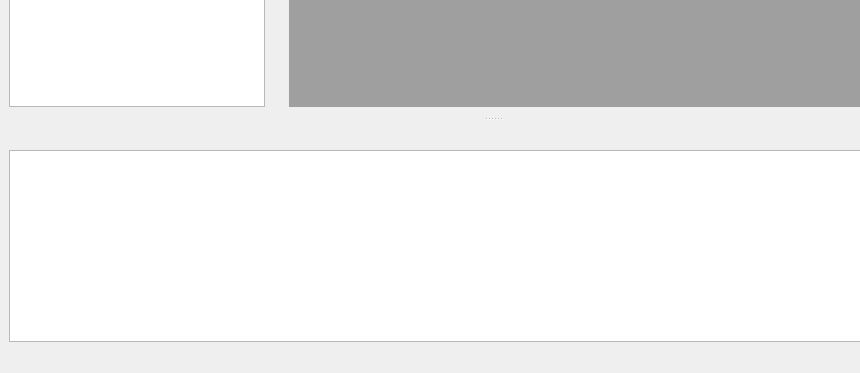
The window that ui/main_window.ui (sand74/cli3) describes before a commit, drawn with Qt 5; both pictures show x 0 to 860 and y 341 to 714 of the 986 by 714 pixel window.
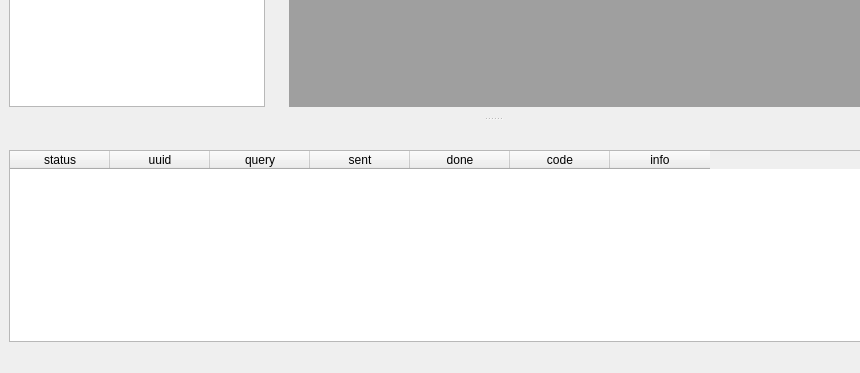
The same window after the commit.

Diff of the .ui file:
```diff
--- a/ui/main_window.ui
+++ b/ui/main_window.ui
@@ -129,7 +129,43 @@
    <widget class="QWidget" name="dockWidgetContents_2">
     <layout class="QHBoxLayout" name="horizontalLayout">
      <item>
-      <widget class="QTableView" name="requestTableView"/>
+                  <widget class="QTableWidget" name="requestTableWidget">
+                      <column>
+                          <property name="text">
+                              <string>status</string>
+                          </property>
+                      </column>
+                      <column>
+                          <property name="text">
+                              <string>uuid</string>
+                          </property>
+                      </column>
+                      <column>
+                          <property name="text">
+                              <string>query</string>
+                          </property>
+                      </column>
+                      <column>
+                          <property name="text">
+                              <string>sent</string>
+                          </property>
+                      </column>
+                      <column>
+                          <property name="text">
+                              <string>done</string>
+                          </property>
+                      </column>
+                      <column>
+                          <property name="text">
+                              <string>code</string>
+                          </property>
+                      </column>
+                      <column>
+                          <property name="text">
+                              <string>info</string>
+                          </property>
+                      </column>
+                  </widget>
      </item>
     </layout>
    </widget>
```
Left out of the diff: 2 changed lines with no effect on the pictures. Lines whose indentation alone changed are shown as unchanged.
